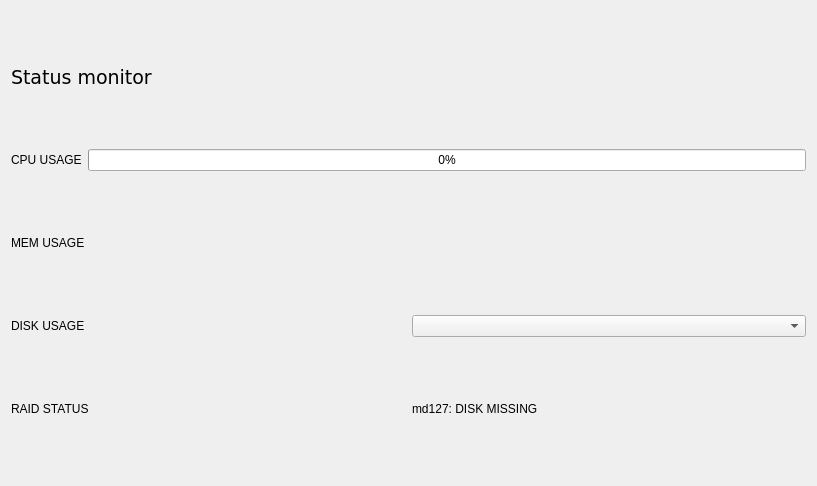
kubekpop/slm, file status_window.ui: the form before one commit.
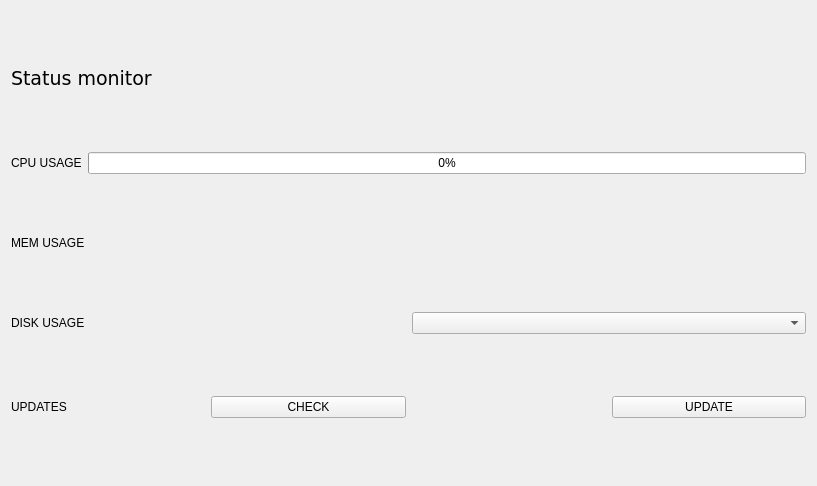
The form after the commit. Icons and pictures are not drawn.

What changed in the file:
```diff
--- a/status_window.ui
+++ b/status_window.ui
@@ -22,6 +22,12 @@
     <layout class="QHBoxLayout" name="horizontalLayout_2">
      <item>
       <widget class="QLabel" name="label_3">
+       <property name="sizePolicy">
+        <sizepolicy hsizetype="Preferred" vsizetype="Maximum">
+         <horstretch>0</horstretch>
+         <verstretch>0</verstretch>
+        </sizepolicy>
+       </property>
        <property name="text">
         <string>MEM USAGE</string>
        </property>
@@ -29,6 +35,12 @@
      </item>
      <item>
       <widget class="QLabel" name="memory_usage_info">
+       <property name="sizePolicy">
+        <sizepolicy hsizetype="Preferred" vsizetype="Maximum">
+         <horstretch>0</horstretch>
+         <verstretch>0</verstretch>
+        </sizepolicy>
+       </property>
        <property name="text">
         <string/>
        </property>
@@ -38,6 +50,12 @@
    </item>
    <item row="0" column="0">
     <widget class="QLabel" name="label">
+     <property name="sizePolicy">
+      <sizepolicy hsizetype="Preferred" vsizetype="Maximum">
+       <horstretch>0</horstretch>
+       <verstretch>0</verstretch>
+      </sizepolicy>
+     </property>
      <property name="font">
       <font>
        <family>DejaVu Sans</family>
@@ -53,6 +71,12 @@
     <layout class="QHBoxLayout" name="horizontalLayout">
      <item>
       <widget class="QLabel" name="label_2">
+       <property name="sizePolicy">
+        <sizepolicy hsizetype="Preferred" vsizetype="Maximum">
+         <horstretch>0</horstretch>
+         <verstretch>0</verstretch>
+        </sizepolicy>
+       </property>
        <property name="text">
         <string>CPU USAGE</string>
        </property>
@@ -74,6 +98,12 @@
     <layout class="QHBoxLayout" name="horizontalLayout_3">
      <item>
       <widget class="QLabel" name="label_4">
+       <property name="sizePolicy">
+        <sizepolicy hsizetype="Preferred" vsizetype="Maximum">
+         <horstretch>0</horstretch>
+         <verstretch>0</verstretch>
+        </sizepolicy>
+       </property>
        <property name="text">
         <string>DISK USAGE</string>
        </property>
@@ -87,16 +117,42 @@
    <item row="4" column="0">
     <layout class="QHBoxLayout" name="horizontalLayout_4">
      <item>
-      <widget class="QLabel" name="label_5">
+      <widget class="QLabel" name="update_label">
+       <property name="sizePolicy">
+        <sizepolicy hsizetype="Preferred" vsizetype="Maximum">
+         <horstretch>0</horstretch>
+         <verstretch>0</verstretch>
+        </sizepolicy>
+       </property>
        <property name="text">
-        <string>RAID STATUS</string>
+        <string>UPDATES</string>
        </property>
       </widget>
      </item>
      <item>
-      <widget class="QLabel" name="label_6">
+      <widget class="QPushButton" name="update_check">
        <property name="text">
-        <string>md127: DISK MISSING</string>
+        <string>CHECK</string>
+       </property>
+      </widget>
+     </item>
+     <item>
+      <widget class="QLabel" name="update_check_label">
+       <property name="sizePolicy">
+        <sizepolicy hsizetype="Preferred" vsizetype="Maximum">
+         <horstretch>0</horstretch>
+         <verstretch>0</verstretch>
+        </sizepolicy>
+       </property>
+       <property name="text">
+        <string>&lt;check for updates&gt;</string>
+       </property>
+      </widget>
+     </item>
+     <item>
+      <widget class="QPushButton" name="update">
+       <property name="text">
+        <string>UPDATE</string>
        </property>
       </widget>
      </item>
```
Left out of the diff: 2 changed lines with no effect on the pictures.
